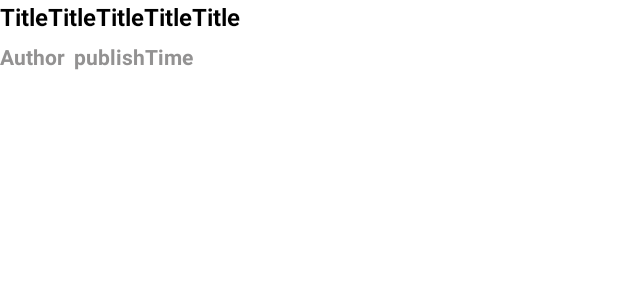
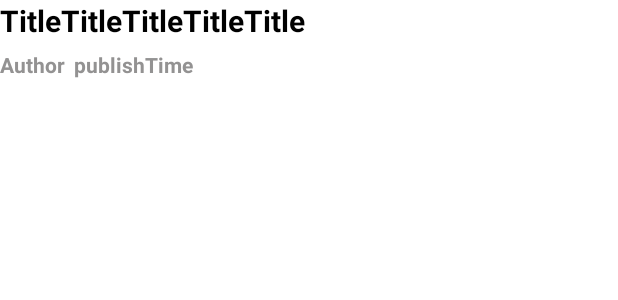
Before and after one commit to Lain928/techtrainingcamp-client-15, an Android app: the layout listitem1.xml on its own in the app's theme, with its tools: preview values and no code run, on a phone screen of 412 x 824 dp. Shown: the top 300 px of the screen. Run offline under Robolectric (Android 15) with nearby library versions, the phone set to English and light mode, and no system bars.

Commit message:
最终版

```diff
--- a/bytedance/app/src/main/java/com/example/bytedance/Activity/ContentActivity.java
+++ b/bytedance/app/src/main/java/com/example/bytedance/Activity/ContentActivity.java
@@ -42,7 +42,7 @@ public class ContentActivity extends Activity {
         drawable = getResources().getDrawable(R.mipmap.ic_launcher);
 
 
-        sharedPreferences = getSharedPreferences("ppp", MODE_PRIVATE);
+        sharedPreferences = getSharedPreferences("999", MODE_PRIVATE);
         strToken = sharedPreferences.getString("token", "");
         OKHttpGet(strToken, textId);
 
--- a/bytedance/app/src/main/java/com/example/bytedance/Activity/LogInActivity.java
+++ b/bytedance/app/src/main/java/com/example/bytedance/Activity/LogInActivity.java
@@ -44,7 +44,7 @@ public class LogInActivity extends AppCompatActivity {
     protected void onCreate(@Nullable Bundle savedInstanceState) {
         super.onCreate(savedInstanceState);
         setContentView(R.layout.activity_login);
-        sharedPreferences = getSharedPreferences("ppp", MODE_PRIVATE);
+        sharedPreferences = getSharedPreferences("999", MODE_PRIVATE);
 
         account = findViewById(R.id.account);
         password = findViewById(R.id.password);
@@ -133,9 +133,6 @@ public class LogInActivity extends AppCompatActivity {
                                 JSONObject rootObject = new JSONObject(result);
                                 strToken = rootObject.getString("token");
                                 if (strToken != "") {
-                                    //token存储
-//                                    Toast.makeText(LogInActivity.this,"网络请求成功",Toast.LENGTH_SHORT).show();
-
                                     SharedPreferences.Editor editor = sharedPreferences.edit();
                                     editor.putString("token", strToken);
                                     editor.apply();
--- a/bytedance/app/src/main/java/com/example/bytedance/Activity/MainActivity.java
+++ b/bytedance/app/src/main/java/com/example/bytedance/Activity/MainActivity.java
@@ -35,7 +35,7 @@ public class MainActivity extends AppCompatActivity {
         setContentView(R.layout.activity_main);
         listView = (ListView) this.findViewById(R.id.listview);
         String strTextId = "event_01";
-        sharedPreferences = getSharedPreferences("ppp",MODE_PRIVATE);
+        sharedPreferences = getSharedPreferences("999",MODE_PRIVATE);
         strToken = sharedPreferences.getString("token","");
         MainOKHttpGet(strToken, strTextId);
 
--- a/bytedance/app/src/main/java/com/example/bytedance/Activity/WelcomeActivity.java
+++ b/bytedance/app/src/main/java/com/example/bytedance/Activity/WelcomeActivity.java
@@ -60,11 +60,9 @@ public class WelcomeActivity extends Activity{
         @Override
         public boolean handleMessage(android.os.Message msg) {
             if (msg.what == 0) {
-                //textView.setText(getCount()+"");
                 btnView.setText("倒计时："+ getCount()+"s");
                 mHandler.sendEmptyMessageDelayed(0, 1000);
                 animation.reset();
-                //textView.startAnimation(animation);
             }
             return false;
         }
--- a/bytedance/app/src/main/res/layout/listitem1.xml
+++ b/bytedance/app/src/main/res/layout/listitem1.xml
@@ -9,7 +9,7 @@
         android:layout_height="wrap_content"
         android:gravity="left"
         android:text="TitleTitleTitleTitleTitle"
-        android:textSize="16dp"
+        android:textSize="20dp"
         android:textColor="#000000"
         android:textStyle="bold"/>
     <TextView
--- a/bytedance/app/src/main/res/layout/listitem2.xml
+++ b/bytedance/app/src/main/res/layout/listitem2.xml
@@ -21,7 +21,7 @@
         android:layout_toRightOf="@id/image1"
         android:text="Title"
         android:textColor="#000000"
-        android:textSize="16dp"
+        android:textSize="20dp"
         android:textStyle="bold" />
 
     <TextView
--- a/bytedance/app/src/main/res/layout/listitem3.xml
+++ b/bytedance/app/src/main/res/layout/listitem3.xml
@@ -21,7 +21,7 @@
         android:layout_gravity="left"
         android:text="Title"
         android:textColor="#000000"
-        android:textSize="16dp"
+        android:textSize="20dp"
         android:textStyle="bold" />
 
     <TextView
--- a/bytedance/app/src/main/res/layout/listitem4.xml
+++ b/bytedance/app/src/main/res/layout/listitem4.xml
@@ -13,7 +13,7 @@
         android:maxLines="1"
         android:ellipsize = "end"
         android:text="Title"
-        android:textSize="16dp"
+        android:textSize="20dp"
         android:textColor="#000000"
         android:textStyle="bold"/>
 
--- a/bytedance/app/src/main/res/layout/listitem5.xml
+++ b/bytedance/app/src/main/res/layout/listitem5.xml
@@ -12,6 +12,7 @@
         android:maxLines="1"
         android:ellipsize = "end"
         android:text="Title"
+        android:textSize="20dp"
         android:textColor="#000000"
         android:textStyle="bold"/>
 
```
